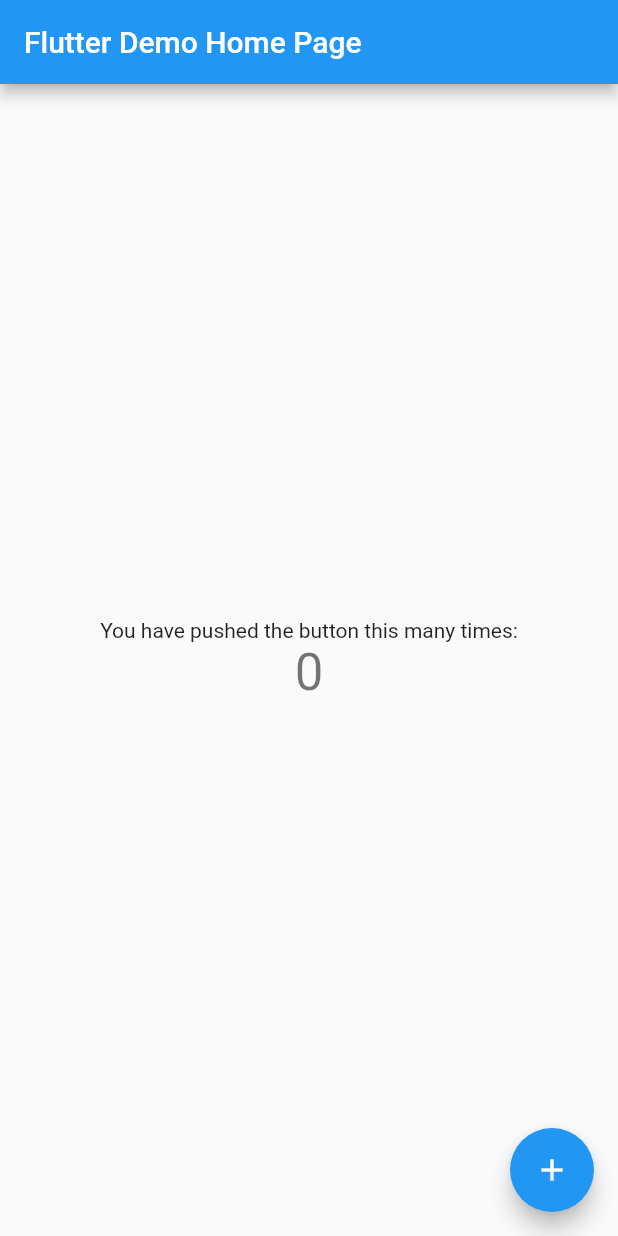
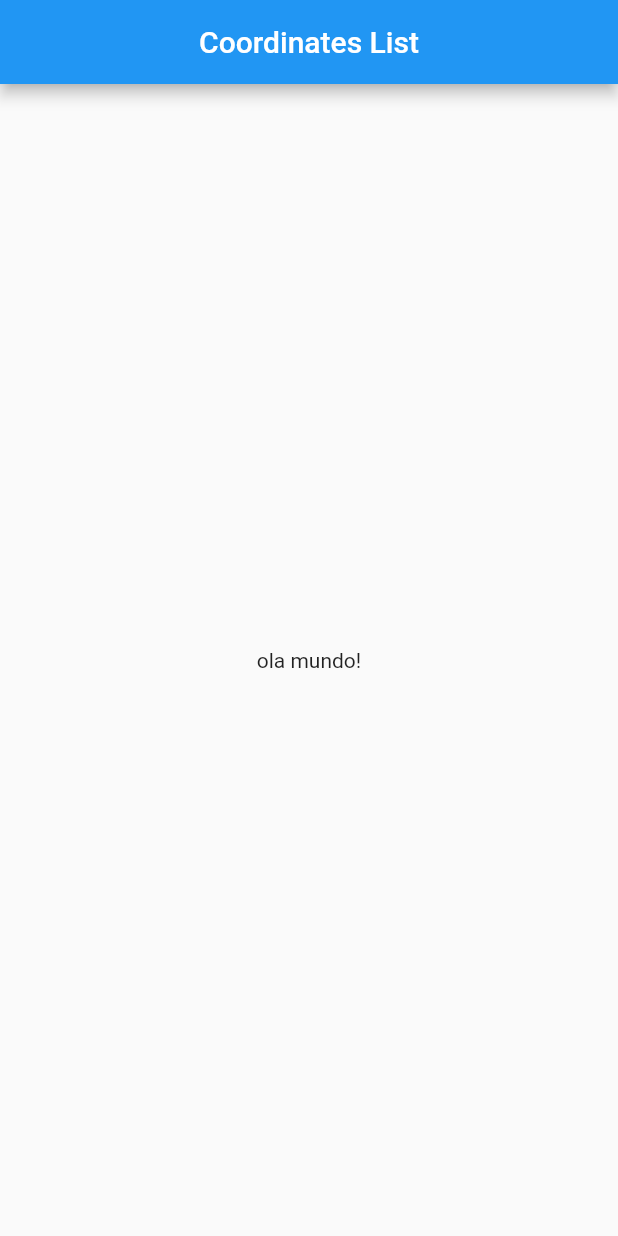
Before and after one commit to marcosfilipi/coordinates_list, a Flutter app: the screen it shows after launch, on a phone screen of 412 x 824 dp. Run offline on Flutter 3.47's test engine with Material 2 defaults, Android fonts, the light colour scheme and no system bars.

Commit message:
tela com APPBar

```diff
--- /dev/null
+++ b/coordinates_list/lib/Pages/login.dart
@@ -0,0 +1,58 @@
+import 'package:coordinates_list/Pages/pag01.dart';
+import 'package:flutter/material.dart';
+
+class LoginPage extends StatelessWidget {
+  @override
+  Widget build(BuildContext context) {
+    return Scaffold(
+      body: Column(
+        crossAxisAlignment: CrossAxisAlignment.center,
+        mainAxisAlignment: MainAxisAlignment.center,
+        children: [
+          Text('pagina de login'),
+          Center(
+            child: Container(
+              height: 100,
+              width: 300,
+              child: ElevatedButton(
+                onPressed: () {
+                  Navigator.of(context).push(MaterialPageRoute(builder: (c) {
+                    return Filhote();
+                  }));
+                },
+                child: Text('Teste'),
+              ),
+              color: Colors.amber,
+            ),
+          ),
+        ],
+      ),
+    );
+  }
+}
+
+class HomePage extends StatefulWidget {
+  @override
+  State<HomePage> createState() => _HomePageState();
+}
+
+class _HomePageState extends State<HomePage> {
+  @override
+  Widget build(BuildContext context) {
+    return Scaffold(
+      appBar: AppBar(
+        // leading: Text("1.0.0"),
+        title: Container(
+          child: Center(
+            child: Text("Coordinates List"),
+          ),
+        ),
+      ),
+      body: Container(
+        child: Center(
+          child: Text('ola mundo!'),
+        ),
+      ),
+    );
+  }
+}
--- a/coordinates_list/lib/main.dart
+++ b/coordinates_list/lib/main.dart
@@ -1,3 +1,5 @@
+import 'package:coordinates_list/Pages/login.dart';
+import 'package:coordinates_list/models/item.dart';
 import 'package:flutter/material.dart';
 
 void main() {
@@ -6,110 +8,16 @@
 
 class MyApp extends StatelessWidget {
   const MyApp({Key? key}) : super(key: key);
-
   // This widget is the root of your application.
   @override
   Widget build(BuildContext context) {
     return MaterialApp(
-      title: 'Flutter Demo',
+      title: 'coordinates list',
+      debugShowCheckedModeBanner: false,
       theme: ThemeData(
-        // This is the theme of your application.
-        //
-        // Try running your application with "flutter run". You'll see the
-        // application has a blue toolbar. Then, without quitting the app, try
-        // changing the primarySwatch below to Colors.green and then invoke
-        // "hot reload" (press "r" in the console where you ran "flutter run",
-        // or simply save your changes to "hot reload" in a Flutter IDE).
-        // Notice that the counter didn't reset back to zero; the application
-        // is not restarted.
         primarySwatch: Colors.blue,
       ),
-      home: const MyHomePage(title: 'Flutter Demo Home Page'),
+      home: HomePage(),
     );
   }
 }
-
-class MyHomePage extends StatefulWidget {
-  const MyHomePage({Key? key, required this.title}) : super(key: key);
-
-  // This widget is the home page of your application. It is stateful, meaning
-  // that it has a State object (defined below) that contains fields that affect
-  // how it looks.
-
-  // This class is the configuration for the state. It holds the values (in this
-  // case the title) provided by the parent (in this case the App widget) and
-  // used by the build method of the State. Fields in a Widget subclass are
-  // always marked "final".
-
-  final String title;
-
-  @override
-  State<MyHomePage> createState() => _MyHomePageState();
-}
-
-class _MyHomePageState extends State<MyHomePage> {
-  int _counter = 0;
-
-  void _incrementCounter() {
-    setState(() {
-      // This call to setState tells the Flutter framework that something has
-      // changed in this State, which causes it to rerun the build method below
-      // so that the display can reflect the updated values. If we changed
-      // _counter without calling setState(), then the build method would not be
-      // called again, and so nothing would appear to happen.
-      _counter++;
-    });
-  }
-
-  @override
-  Widget build(BuildContext context) {
-    // This method is rerun every time setState is called, for instance as done
-    // by the _incrementCounter method above.
-    //
-    // The Flutter framework has been optimized to make rerunning build methods
-    // fast, so that you can just rebuild anything that needs updating rather
-    // than having to individually change instances of widgets.
-    return Scaffold(
-      appBar: AppBar(
-        // Here we take the value from the MyHomePage object that was created by
-        // the App.build method, and use it to set our appbar title.
-        title: Text(widget.title),
-      ),
-      body: Center(
-        // Center is a layout widget. It takes a single child and positions it
-        // in the middle of the parent.
-        child: Column(
-          // Column is also a layout widget. It takes a list of children and
-          // arranges them vertically. By default, it sizes itself to fit its
-          // children horizontally, and tries to be as tall as its parent.
-          //
-          // Invoke "debug painting" (press "p" in the console, choose the
-          // "Toggle Debug Paint" action from the Flutter Inspector in Android
-          // Studio, or the "Toggle Debug Paint" command in Visual Studio Code)
-          // to see the wireframe for each widget.
-          //
-          // Column has various properties to control how it sizes itself and
-          // how it positions its children. Here we use mainAxisAlignment to
-          // center the children vertically; the main axis here is the vertical
-          // axis because Columns are vertical (the cross axis would be
-          // horizontal).
-          mainAxisAlignment: MainAxisAlignment.center,
-          children: <Widget>[
-            const Text(
-              'You have pushed the button this many times:',
-            ),
-            Text(
-              '$_counter',
-              style: Theme.of(context).textTheme.headline4,
-            ),
-          ],
-        ),
-      ),
-      floatingActionButton: FloatingActionButton(
-        onPressed: _incrementCounter,
-        tooltip: 'Increment',
-        child: const Icon(Icons.add),
-      ), // This trailing comma makes auto-formatting nicer for build methods.
-    );
-  }
-}
```
Also changed, not shown: coordinates_list/lib/Pages/pag01.dart (added, +39 -0 lines), coordinates_list/lib/models/item.dart (added, +18 -0 lines).
